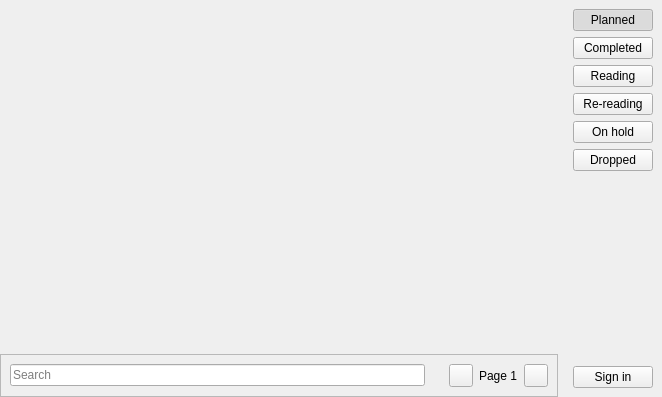
The window that data/ui/widgets/shikimori.ui (brandonzorn/Nlight) describes before a commit, drawn with Qt 5.
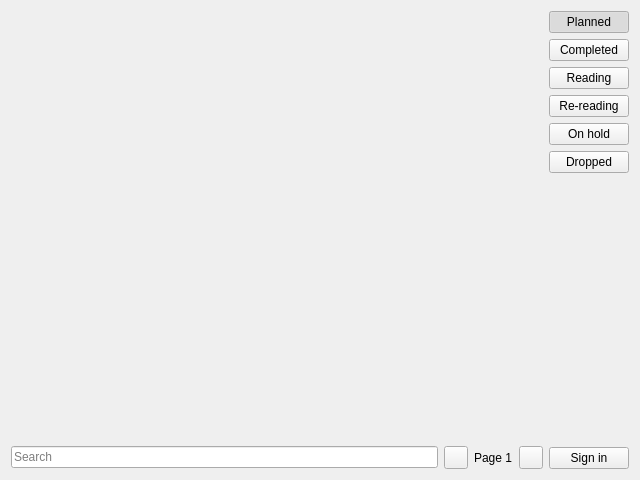
The same window after the commit. Custom widgets are drawn as their Qt base class.

Commit message: feat: update shikimori page ui

Patch:
```diff
--- a/data/ui/widgets/shikimori.ui
+++ b/data/ui/widgets/shikimori.ui
@@ -6,47 +6,45 @@
    <rect>
     <x>0</x>
     <y>0</y>
-    <width>662</width>
-    <height>397</height>
+    <width>640</width>
+    <height>480</height>
    </rect>
   </property>
   <property name="locale">
    <locale language="English" country="UnitedStates"/>
   </property>
   <layout class="QHBoxLayout" name="horizontalLayout_4">
-   <property name="leftMargin">
-    <number>0</number>
-   </property>
-   <property name="topMargin">
-    <number>0</number>
-   </property>
-   <property name="rightMargin">
-    <number>0</number>
-   </property>
-   <property name="bottomMargin">
-    <number>0</number>
-   </property>
    <item>
     <layout class="QVBoxLayout" name="search">
      <item>
-      <widget class="SimpleCardWidget" name="items_frame">
+      <widget class="QWidget" name="itemsWidget" native="true">
        <property name="sizePolicy">
         <sizepolicy hsizetype="Expanding" vsizetype="Expanding">
          <horstretch>0</horstretch>
          <verstretch>0</verstretch>
         </sizepolicy>
        </property>
-       <layout class="QVBoxLayout" name="items_layout"/>
+       <layout class="QVBoxLayout" name="itemsLayout">
+        <property name="spacing">
+         <number>0</number>
+        </property>
+        <property name="leftMargin">
+         <number>0</number>
+        </property>
+        <property name="topMargin">
+         <number>0</number>
+        </property>
+        <property name="rightMargin">
+         <number>0</number>
+        </property>
+        <property name="bottomMargin">
+         <number>0</number>
+        </property>
+       </layout>
       </widget>
      </item>
      <item>
-      <widget class="SimpleCardWidget" name="search_frame">
-       <property name="frameShape">
-        <enum>QFrame::StyledPanel</enum>
-       </property>
-       <property name="frameShadow">
-        <enum>QFrame::Raised</enum>
-       </property>
+      <widget class="QWidget" name="searchWidget" native="true">
        <layout class="QHBoxLayout" name="horizontalLayout_3">
         <property name="leftMargin">
          <number>0</number>
@@ -61,8 +59,23 @@
          <number>0</number>
         </property>
         <item>
-         <widget class="SimpleCardWidget" name="text_frame">
+         <widget class="QWidget" name="text_widget" native="true">
           <layout class="QHBoxLayout" name="horizontalLayout">
+           <property name="spacing">
+            <number>0</number>
+           </property>
+           <property name="leftMargin">
+            <number>0</number>
+           </property>
+           <property name="topMargin">
+            <number>0</number>
+           </property>
+           <property name="rightMargin">
+            <number>0</number>
+           </property>
+           <property name="bottomMargin">
+            <number>0</number>
+           </property>
            <item>
             <widget class="SearchLineEdit" name="title_line">
              <property name="placeholderText">
@@ -74,20 +87,32 @@
          </widget>
         </item>
         <item>
-         <widget class="SimpleCardWidget" name="page_frame">
-          <layout class="QHBoxLayout" name="horizontalLayout_5">
+         <widget class="QWidget" name="page_widget" native="true">
+          <layout class="QHBoxLayout" name="horizontalLayout_2">
+           <property name="leftMargin">
+            <number>0</number>
+           </property>
+           <property name="topMargin">
+            <number>0</number>
+           </property>
+           <property name="rightMargin">
+            <number>0</number>
+           </property>
+           <property name="bottomMargin">
+            <number>0</number>
+           </property>
            <item>
-            <widget class="ToolButton" name="prev_btn"/>
+            <widget class="ToolButton" name="previousButton"/>
            </item>
            <item>
-            <widget class="BodyLabel" name="page_label">
+            <widget class="BodyLabel" name="pageLabel">
              <property name="text">
               <string>Page 1</string>
              </property>
             </widget>
            </item>
            <item>
-            <widget class="ToolButton" name="next_btn"/>
+            <widget class="ToolButton" name="nextButton"/>
            </item>
           </layout>
          </widget>
@@ -98,8 +123,20 @@
     </layout>
    </item>
    <item>
-    <widget class="SimpleCardWidget" name="lists_frame">
+    <widget class="QWidget" name="libraryListWidget" native="true">
      <layout class="QVBoxLayout" name="verticalLayout">
+      <property name="leftMargin">
+       <number>0</number>
+      </property>
+      <property name="topMargin">
+       <number>0</number>
+      </property>
+      <property name="rightMargin">
+       <number>0</number>
+      </property>
+      <property name="bottomMargin">
+       <number>0</number>
+      </property>
       <item>
        <widget class="PushButton" name="planned_btn">
         <property name="text">
@@ -217,18 +254,6 @@
    <extends>QToolButton</extends>
    <header>qfluentwidgets</header>
   </customwidget>
-  <customwidget>
-   <class>CardWidget</class>
-   <extends>QFrame</extends>
-   <header>qfluentwidgets</header>
-   <container>1</container>
-  </customwidget>
-  <customwidget>
-   <class>SimpleCardWidget</class>
-   <extends>CardWidget</extends>
-   <header>qfluentwidgets</header>
-   <container>1</container>
-  </customwidget>
   <customwidget>
    <class>BodyLabel</class>
    <extends>QLabel</extends>
```
Left out of the diff: 24 changed lines with no effect on the pictures. The commit also changes 2 other files.
